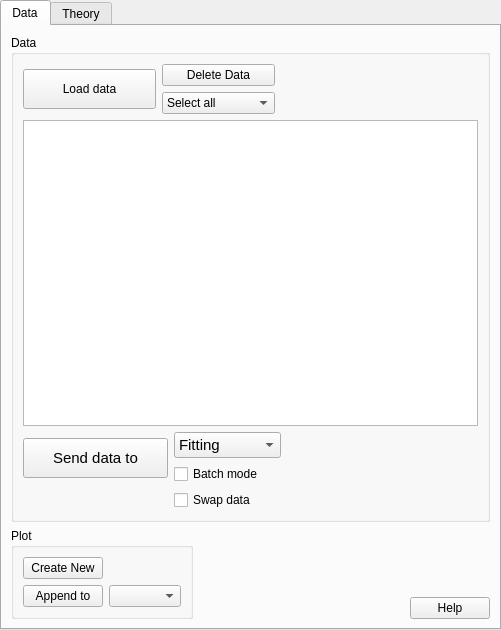
Old version of the form src/sas/qtgui/MainWindow/UI/DataExplorerUI.ui in the repository SasView/sasview.
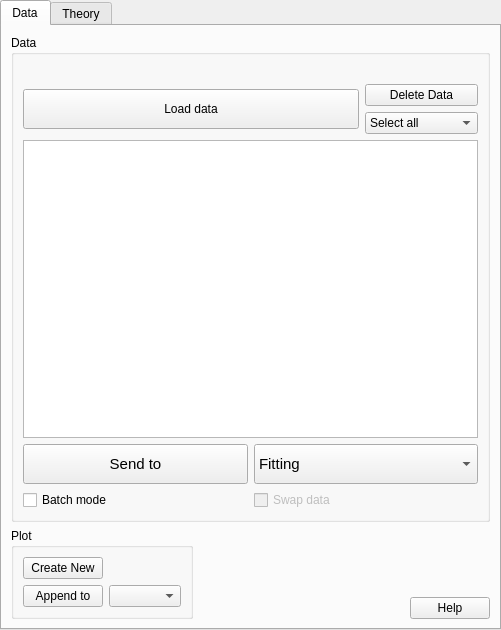
New version of the form. Icons and pictures are not drawn.

Commit message: initial version of modified Send To button

Diff of the .ui file:
```diff
--- a/src/sas/qtgui/MainWindow/UI/DataExplorerUI.ui
+++ b/src/sas/qtgui/MainWindow/UI/DataExplorerUI.ui
@@ -30,14 +30,27 @@
    <attribute name="title">
     <string>Data</string>
    </attribute>
-   <layout class="QGridLayout" name="gridLayout_11">
+   <layout class="QGridLayout" name="gridLayout_9">
     <item row="0" column="0">
      <widget class="QGroupBox" name="groupBox">
       <property name="title">
        <string>Data</string>
       </property>
-      <layout class="QGridLayout" name="gridLayout_9">
-       <item row="0" column="0">
+      <layout class="QVBoxLayout" name="verticalLayout">
+       <item>
+        <spacer name="horizontalSpacer_7">
+         <property name="orientation">
+          <enum>Qt::Horizontal</enum>
+         </property>
+         <property name="sizeHint" stdset="0">
+          <size>
+           <width>92</width>
+           <height>20</height>
+          </size>
+         </property>
+        </spacer>
+       </item>
+       <item>
         <layout class="QGridLayout" name="gridLayout">
          <item row="0" column="0" rowspan="2">
           <widget class="QPushButton" name="cmdLoad">
@@ -132,20 +145,7 @@
          </item>
         </layout>
        </item>
-       <item row="0" column="1" colspan="2">
-        <spacer name="horizontalSpacer_7">
-         <property name="orientation">
-          <enum>Qt::Horizontal</enum>
-         </property>
-         <property name="sizeHint" stdset="0">
-          <size>
-           <width>92</width>
-           <height>20</height>
-          </size>
-         </property>
-        </spacer>
-       </item>
-       <item row="1" column="0" colspan="3">
+       <item>
         <widget class="QTreeView" name="treeView">
          <property name="contextMenuPolicy">
           <enum>Qt::NoContextMenu</enum>
@@ -176,10 +176,12 @@
          </attribute>
         </widget>
        </item>
-       <item row="2" column="0" colspan="2">
+       <item>
+        <layout class="QHBoxLayout" name="horizontalLayout">
+         <item>
         <layout class="QGridLayout" name="gridLayout_2">
-         <item row="0" column="0" rowspan="2">
-          <widget class="QPushButton" name="cmdSendTo">
+           <item row="0" column="0">
+            <widget class="QToolButton" name="cmdSendTo">
            <property name="sizePolicy">
             <sizepolicy hsizetype="MinimumExpanding" vsizetype="Fixed">
              <horstretch>0</horstretch>
@@ -214,7 +216,7 @@
             <string notr="true">font: 11pt &quot;MS Shell Dlg 2&quot;;</string>
            </property>
            <property name="text">
-            <string>Send data to</string>
+              <string>Send to</string>
            </property>
            <property name="icon">
             <iconset>
@@ -226,12 +228,15 @@
              <height>32</height>
             </size>
            </property>
+             <property name="toolButtonStyle">
+              <enum>Qt::ToolButtonTextBesideIcon</enum>
+             </property>
           </widget>
          </item>
          <item row="0" column="1">
           <widget class="QComboBox" name="cbFitting">
            <property name="sizePolicy">
-            <sizepolicy hsizetype="MinimumExpanding" vsizetype="Fixed">
+              <sizepolicy hsizetype="MinimumExpanding" vsizetype="Ignored">
              <horstretch>0</horstretch>
              <verstretch>0</verstretch>
             </sizepolicy>
@@ -261,15 +266,18 @@
            </item>
           </widget>
          </item>
-         <item row="1" column="1">
+           <item row="1" column="0">
           <widget class="QCheckBox" name="chkBatch">
            <property name="text">
             <string>Batch mode</string>
            </property>
           </widget>
          </item>
-         <item row="2" column="1">
+           <item row="1" column="1">
           <widget class="QCheckBox" name="chkSwap">
+             <property name="enabled">
+              <bool>false</bool>
+             </property>
            <property name="text">
             <string>Swap data</string>
            </property>
@@ -277,18 +285,7 @@
          </item>
         </layout>
        </item>
-       <item row="2" column="2">
-        <spacer name="horizontalSpacer">
-         <property name="orientation">
-          <enum>Qt::Horizontal</enum>
-         </property>
-         <property name="sizeHint" stdset="0">
-          <size>
-           <width>160</width>
-           <height>20</height>
-          </size>
-         </property>
-        </spacer>
+        </layout>
        </item>
       </layout>
      </widget>
```
Left out of the diff: 10 changed lines with no effect on the pictures. Lines whose indentation alone changed are shown as unchanged. The commit also changes 1 other file.
